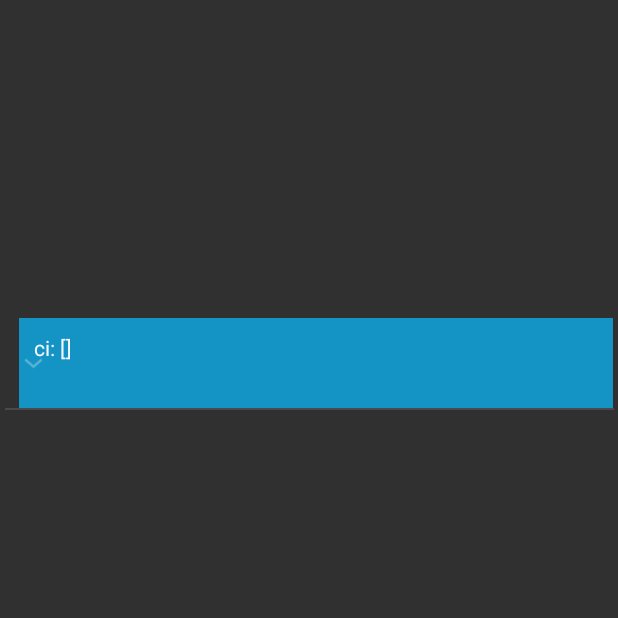
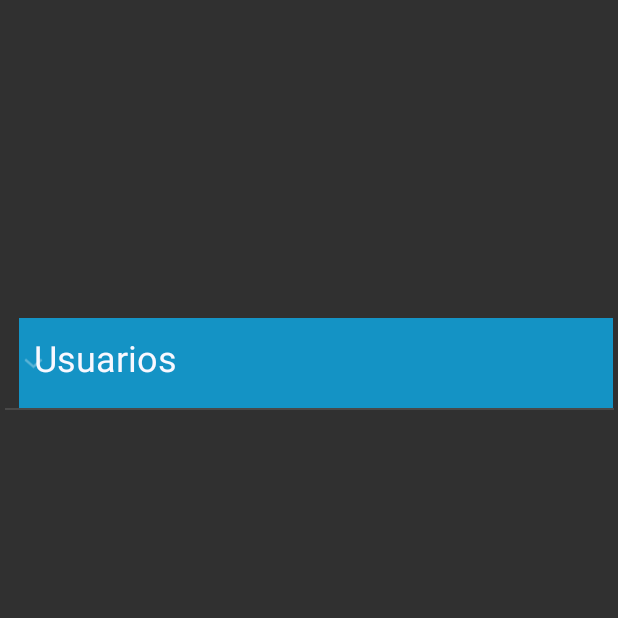
Before and after one commit to itsNand0/ApostamosApp, an Android app: the ListaUsuarios screen opened directly, with no data from a screen before it, on a phone screen of 412 x 824 dp, the top half of it. Run offline under Robolectric (Android 15) with nearby library versions, the phone set to English and light mode, and no system bars.

Commit message:
Se cambia vista del listado de usuarios

```diff
--- a/app/src/main/java/com/example/apostamos/ListaUsuarios.java
+++ b/app/src/main/java/com/example/apostamos/ListaUsuarios.java
@@ -38,18 +38,18 @@ public class ListaUsuarios extends AppCompatActivity {
         BDdeUsuarios admin = new BDdeUsuarios(this,"administrador",null,1);
         SQLiteDatabase bd = admin.getWritableDatabase();
 
-        ArrayList<String> groupUsuario = new ArrayList<>();
+        /*ArrayList<String> groupUsuario = new ArrayList<>();
         Cursor fila = bd.rawQuery("select cedula from usuario",null);
         if (fila.moveToFirst()){
             do{
                 groupUsuario.add(fila.getString(0));
             }while (fila.moveToNext());
-        }
-        listUsuario.add("ci: " + groupUsuario);
+        }*/
 
+        listUsuario.add("Usuarios");
 
         ArrayList<String> childUsuario = new ArrayList<>();
-        Cursor childFila = bd.rawQuery("select nombre,apellido,telefono,correo,usuario,contraseña from usuario",null);
+        Cursor childFila = bd.rawQuery("select cedula,nombre,apellido,telefono,correo,usuario,contraseña from usuario",null);
         if (childFila.moveToFirst()){
             do{
                 childUsuario.add(childFila.getString(0));
@@ -58,6 +58,9 @@ public class ListaUsuarios extends AppCompatActivity {
                 childUsuario.add(childFila.getString(3));
                 childUsuario.add(childFila.getString(4));
                 childUsuario.add(childFila.getString(5));
+                childUsuario.add(childFila.getString(6));
+                childUsuario.add("Siguiente Usuario");
+                childUsuario.add("");
             }while (childFila.moveToNext());
         }
 
--- a/app/src/main/res/layout/list_grup.xml
+++ b/app/src/main/res/layout/list_grup.xml
@@ -25,7 +25,8 @@
             android:layout_marginRight="10dp"
             android:background="@color/colorCeleste"
             android:padding="10dp"
-            android:textColor="@color/colorGhostWhite" />
+            android:textColor="@color/colorGhostWhite"
+            android:textSize="24sp" />
 
     </LinearLayout>
 </androidx.constraintlayout.widget.ConstraintLayout>
```
